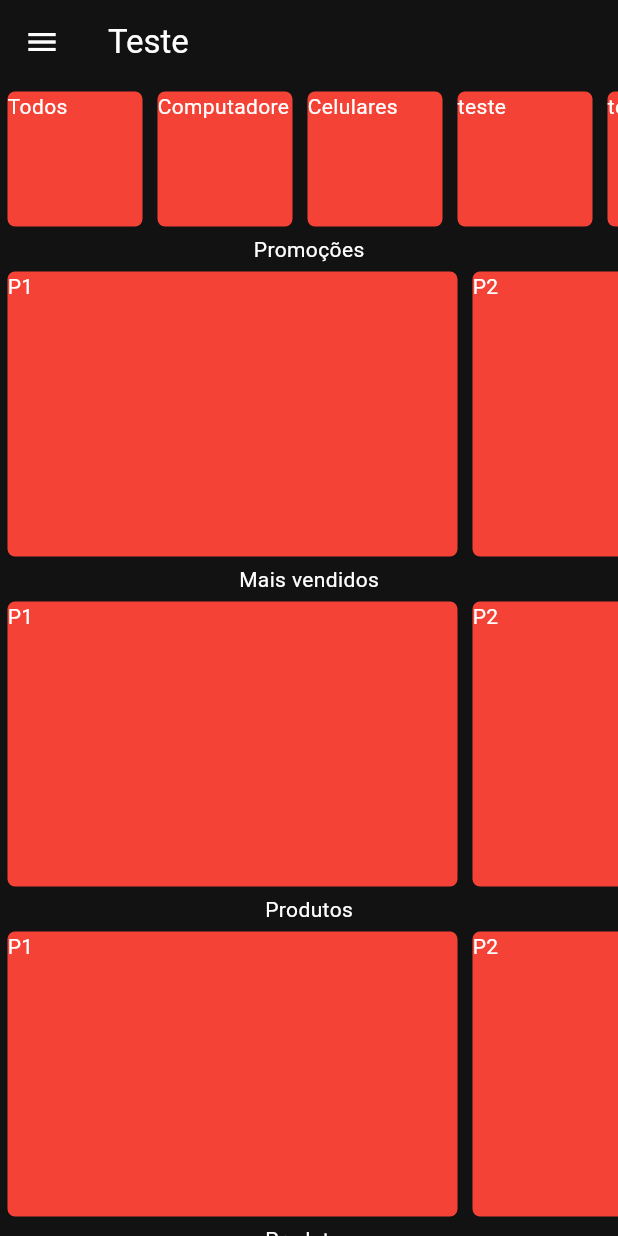
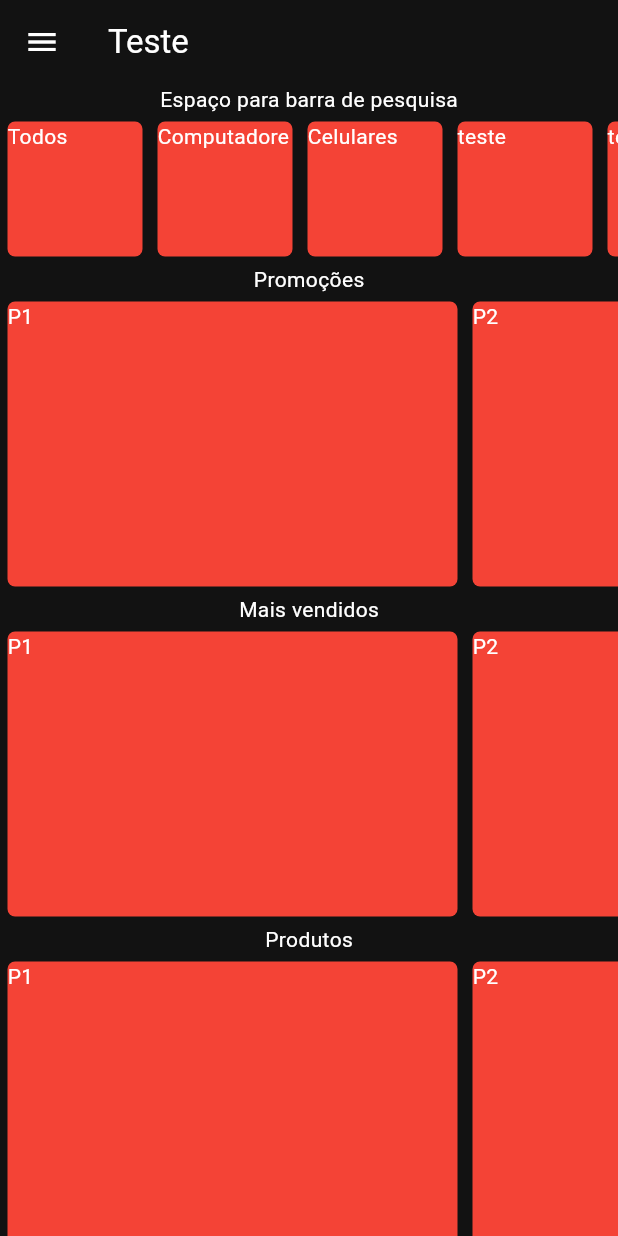
Before and after one commit to ThomasSiqueira/e-Commerce-Dart-Flutter, a Flutter app: the screen it shows after launch, on a phone screen of 412 x 824 dp. Run offline on Flutter 3.47's test engine with Material 3 defaults, Android fonts, the phone set to English and light mode, and no system bars; our stand-ins replace flutter_svg.

Commit message:
Ajustes UI

```diff
--- a/lib/home/home.dart
+++ b/lib/home/home.dart
@@ -29,6 +29,7 @@ class HomePage extends StatelessWidget {
           body: SingleChildScrollView(
             child: Column(
               children: <Widget>[
+                Text("Espaço para barra de pesquisa"),
                 Container(
                   height: 100,
                   child: ListView(
```
